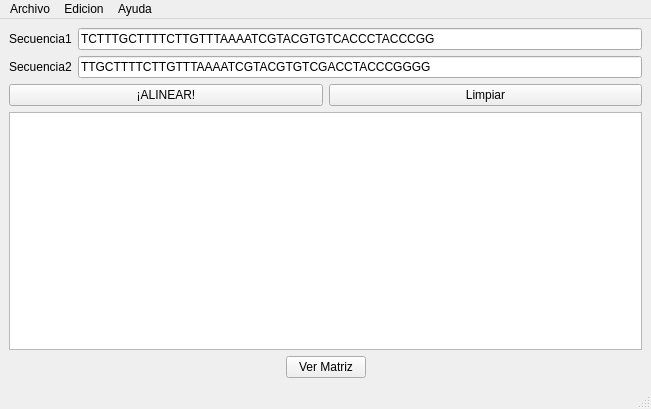
Old version of the form src/Forms/ventanaprincipal.ui in the repository camilortte/QtSecuen.
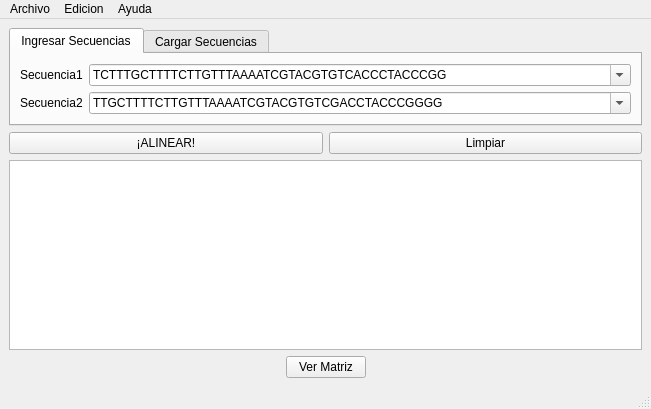
New version of the form. The open tabs and pages were chosen to show the change.

```diff
--- a/src/Forms/ventanaprincipal.ui
+++ b/src/Forms/ventanaprincipal.ui
@@ -20,51 +20,104 @@
    <string>Alineamiento de secuencias</string>
   </property>
   <widget class="QWidget" name="centralwidget">
+   <layout class="QVBoxLayout" name="verticalLayout_5">
+    <item>
    <layout class="QVBoxLayout" name="verticalLayout_4">
     <item>
-     <layout class="QVBoxLayout" name="verticalLayout_3">
+       <widget class="QTabWidget" name="tabWidget">
+        <property name="currentIndex">
+         <number>1</number>
+        </property>
+        <widget class="QWidget" name="tab">
+         <attribute name="title">
+          <string>Ingresar Secuencias</string>
+         </attribute>
+         <layout class="QVBoxLayout" name="verticalLayout_2">
       <item>
        <layout class="QVBoxLayout" name="verticalLayout">
         <item>
-         <layout class="QHBoxLayout" name="horizontalLayout">
+             <layout class="QHBoxLayout" name="horizontalLayout_2">
           <item>
-           <widget class="QLabel" name="label">
+               <widget class="QLabel" name="label_3">
+                <property name="sizePolicy">
+                 <sizepolicy hsizetype="Fixed" vsizetype="Preferred">
+                  <horstretch>0</horstretch>
+                  <verstretch>0</verstretch>
+                 </sizepolicy>
+                </property>
             <property name="text">
              <string>Secuencia1</string>
             </property>
            </widget>
           </item>
           <item>
-           <widget class="QLineEdit" name="secuencia1_lineEdit">
+               <widget class="QComboBox" name="comboBox_secuencia1">
+                <property name="editable">
+                 <bool>true</bool>
+                </property>
+                <item>
             <property name="text">
              <string>TCTTTGCTTTTCTTGTTTAAAATCGTACGTGTCACCCTACCCGG</string>
             </property>
+                </item>
            </widget>
           </item>
          </layout>
         </item>
         <item>
-         <layout class="QHBoxLayout" name="horizontalLayout_2">
+             <layout class="QHBoxLayout" name="horizontalLayout_4">
           <item>
            <widget class="QLabel" name="label_2">
+                <property name="sizePolicy">
+                 <sizepolicy hsizetype="Fixed" vsizetype="Preferred">
+                  <horstretch>0</horstretch>
+                  <verstretch>0</verstretch>
+                 </sizepolicy>
+                </property>
             <property name="text">
              <string>Secuencia2</string>
             </property>
            </widget>
           </item>
           <item>
-           <widget class="QLineEdit" name="secuencia2_lineEdit_2">
+               <widget class="QComboBox" name="comboBox_secuencia2">
+                <property name="editable">
+                 <bool>true</bool>
+                </property>
+                <item>
             <property name="text">
              <string>TTGCTTTTCTTGTTTAAAATCGTACGTGTCGACCTACCCGGGG</string>
             </property>
+                </item>
            </widget>
           </item>
          </layout>
         </item>
        </layout>
       </item>
+         </layout>
+        </widget>
+        <widget class="QWidget" name="tab_2">
+         <attribute name="title">
+          <string>Cargar Secuencias</string>
+         </attribute>
+         <layout class="QHBoxLayout" name="horizontalLayout_5">
       <item>
-       <layout class="QVBoxLayout" name="verticalLayout_2">
+           <widget class="QLineEdit" name="lineEdit_examinar"/>
+          </item>
+          <item>
+           <widget class="QPushButton" name="pushButton_examinar">
+            <property name="text">
+             <string>Examinar</string>
+            </property>
+           </widget>
+          </item>
+         </layout>
+        </widget>
+       </widget>
+      </item>
+      <item>
+       <layout class="QVBoxLayout" name="verticalLayout_3">
         <item>
          <layout class="QHBoxLayout" name="horizontalLayout_3">
           <item>
@@ -111,10 +164,8 @@
         </item>
        </layout>
       </item>
-     </layout>
-    </item>
     <item>
-     <layout class="QHBoxLayout" name="horizontalLayout_4">
+       <layout class="QHBoxLayout" name="horizontalLayout">
       <item>
        <spacer name="horizontalSpacer">
         <property name="orientation">
@@ -122,7 +173,7 @@
         </property>
         <property name="sizeHint" stdset="0">
          <size>
-          <width>208</width>
+            <width>248</width>
           <height>20</height>
          </size>
         </property>
@@ -145,11 +196,13 @@
         </property>
         <property name="sizeHint" stdset="0">
          <size>
-          <width>268</width>
+            <width>248</width>
           <height>20</height>
          </size>
         </property>
        </spacer>
+        </item>
+       </layout>
       </item>
      </layout>
     </item>
```
Left out of the diff: 6 changed lines with no effect on the pictures. Lines whose indentation alone changed are shown as unchanged.
